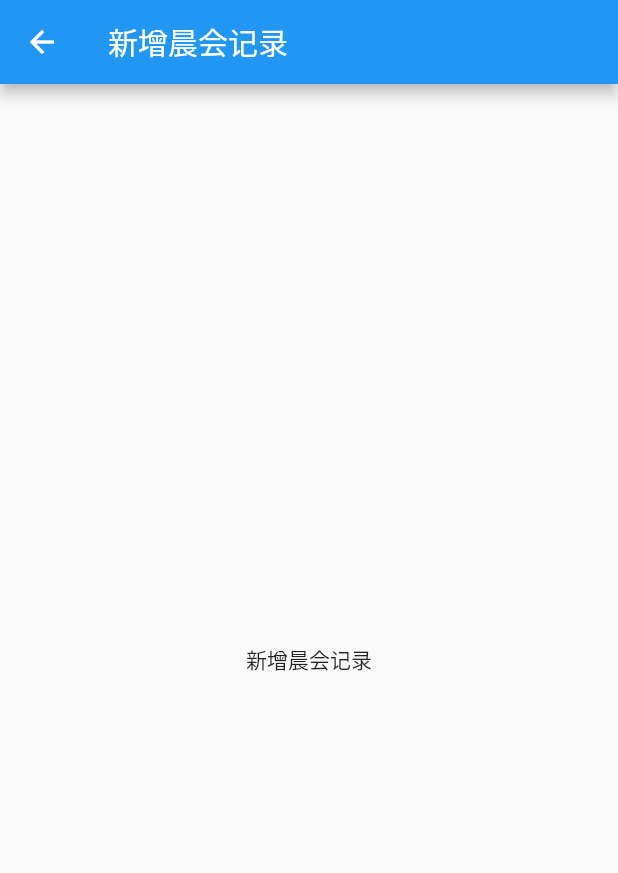
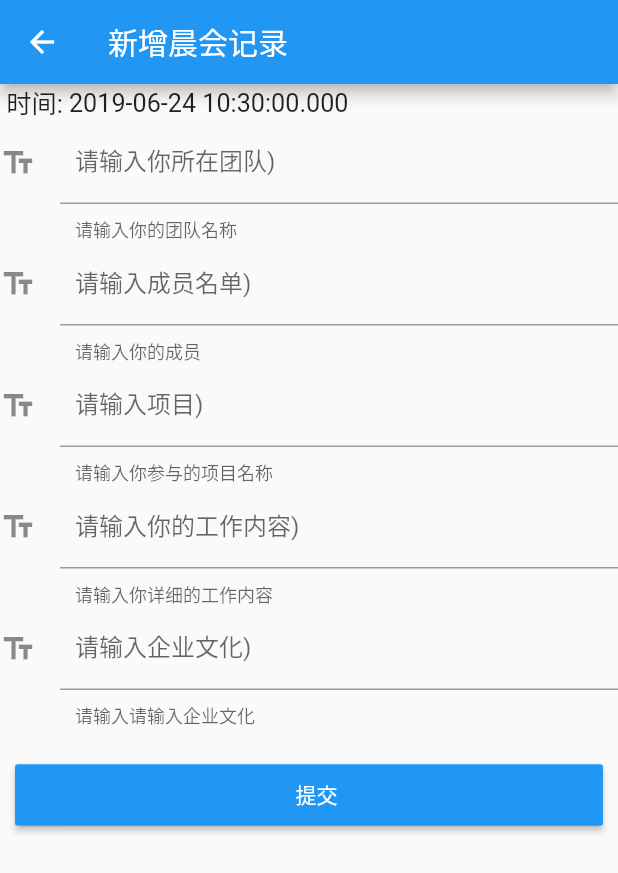
Before and after one commit to solopor/Mite, a Flutter app: the PageMeetingMoringAdd screen opened directly, on a phone screen of 412 x 824 dp. Shown: the top 873 px of the screen. Run offline on Flutter 3.47's test engine with Material 2 defaults, Android fonts, the phone set to English and light mode, and no system bars; our stand-ins replace sqflite; missing offline and left inert: marquee_flutter; accounts and stored records are empty.

Commit message:
新增晨会记录添加的UI

```diff
--- a/lib/page_meeting_morning_add.dart
+++ b/lib/page_meeting_morning_add.dart
@@ -1,16 +1,176 @@
 import 'package:flutter/material.dart';
+import 'package:marquee_flutter/marquee_flutter.dart';
 
-class PageMeetingMoringAdd extends StatelessWidget {
+import 'package:mite/db/table/metting_record.dart';
+import 'package:mite/db/db_action_impl.dart';
+import 'package:mite/db/db_action.dart';
+
+//text: "客户第一 | 团结协作 | 重在执行 | 激情澎湃 | 积德行善",
+// ignore: must_be_immutable
+class PageMeetingMoringAdd extends StatefulWidget {
+  @override
+  State<StatefulWidget> createState() {
+    return new PageMeetingMoringAddState();
+  }
+}
+
+class PageMeetingMoringAddState extends State<PageMeetingMoringAdd> {
+  DateTime _dateTime;
+  var result;
+  DbAction dbAction = new DbActionImpl();
+  var groupName;
+  var memberName;
+  var projectName;
+  var workConent;
+  var culture;
+
+  @override
+  void initState() {
+    super.initState();
+  }
+
+  @override
+  void didChangeDependencies() {
+    super.didChangeDependencies();
+    _dateTime = new DateTime.now();
+  }
+
   @override
   Widget build(BuildContext context) {
     return Scaffold(
         appBar: AppBar(
           title: Text('新增晨会记录'),
         ),
-        body: Center(
-          child: new Text('新增晨会记录'),
-        )
-    );
+        body: Column(
+          //测试Row对齐方式，排除Column默认居中对齐的干扰
+          crossAxisAlignment: CrossAxisAlignment.start,
+          children: <Widget>[
+            Row(
+              mainAxisSize: MainAxisSize.min,
+              mainAxisAlignment: MainAxisAlignment.center,
+              children: <Widget>[
+                Text(
+                  " 时间: ",
+                  textScaleFactor: 1.2,
+                ),
+                Text(
+                  _dateTime.toString(),
+                  textScaleFactor: 1.2,
+                ),
+              ],
+            ),
+            TextField(
+              keyboardType: TextInputType.number,
+              decoration: InputDecoration(
+                contentPadding: EdgeInsets.all(10.0),
+                icon: Icon(Icons.text_fields),
+                labelText: '请输入你所在团队)',
+                helperText: '请输入你的团队名称',
+              ),
+              onChanged: getInputGroupName,
+              autofocus: false,
+            ),
+            TextField(
+              keyboardType: TextInputType.number,
+              decoration: InputDecoration(
+                contentPadding: EdgeInsets.all(10.0),
+                icon: Icon(Icons.text_fields),
+                labelText: '请输入成员名单)',
+                helperText: '请输入你的成员',
+              ),
+              onChanged: getInputMember,
+              autofocus: false,
+            ),
+            TextField(
+              keyboardType: TextInputType.number,
+              decoration: InputDecoration(
+                contentPadding: EdgeInsets.all(10.0),
+                icon: Icon(Icons.text_fields),
+                labelText: '请输入项目)',
+                helperText: '请输入你参与的项目名称',
+              ),
+              onChanged: getInputProjectName,
+              autofocus: false,
+            ),
+            TextField(
+              keyboardType: TextInputType.number,
+              decoration: InputDecoration(
+                contentPadding: EdgeInsets.all(10.0),
+                icon: Icon(Icons.text_fields),
+                labelText: '请输入你的工作内容)',
+                helperText: '请输入你详细的工作内容',
+              ),
+              onChanged: getInputWorkContent,
+              autofocus: false,
+            ),
+            TextField(
+              keyboardType: TextInputType.number,
+              decoration: InputDecoration(
+                contentPadding: EdgeInsets.all(10.0),
+                icon: Icon(Icons.text_fields),
+                labelText: '请输入企业文化)',
+                helperText: '请输入请输入企业文化',
+              ),
+              onChanged: getInputWorkCulture,
+              autofocus: false,
+            ),
+            new Padding(
+              padding: new EdgeInsets.fromLTRB(10.0, 20.0, 10.0, 20.0),
+              child: new Row(
+                children: <Widget>[
+                  new Expanded(
+                    child: new RaisedButton(
+                      onPressed: submit,
+                      //通过控制 Text 的边距来控制控件的高度
+                      child: new Padding(
+                        padding: new EdgeInsets.fromLTRB(10.0, 10.0, 0.0, 10.0),
+                        child: new Text("提交"),
+                      ),
+                      color: Colors.blue,
+                      textColor: Colors.white,
+                    ),
+                  ),
+                ],
+              ),
+            ),
+          ],
+        ));
   }
 
+  void _textFieldChanged(String str) {
+    print(str);
+  }
+
+  void submit() {
+    print("groupName"+groupName+"\n"+
+        "projectName"+projectName+"\n"+
+        "workConent"+workConent+"\n"+
+        "culture"+culture+"\n"+
+        "memberName"+memberName+"\n");
+  }
+
+  ///获取团队名称
+  void getInputGroupName(String value) {
+    groupName = value;
+  }
+
+  ///获取项目名称
+  void getInputProjectName(String value) {
+    projectName = value;
+  }
+
+  ///获取详细的工作内容
+  void getInputWorkContent(String value) {
+    workConent = value;
+  }
+
+  ///获取企业文化
+  void getInputWorkCulture(String value) {
+    culture = value;
+  }
+
+  ///获取成员组成
+  void getInputMember(String value) {
+    memberName = value;
+  }
 }
```
